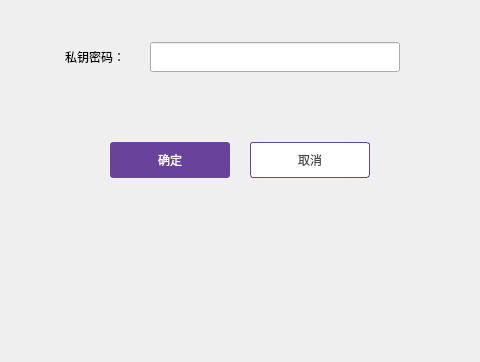
The window that dialog/importenterpwddialog.ui (realm520/gdwcoin) describes before a commit, drawn with Qt 5; both pictures show x 240 to 720 and y 218 to 580 of the 960 by 580 pixel window.
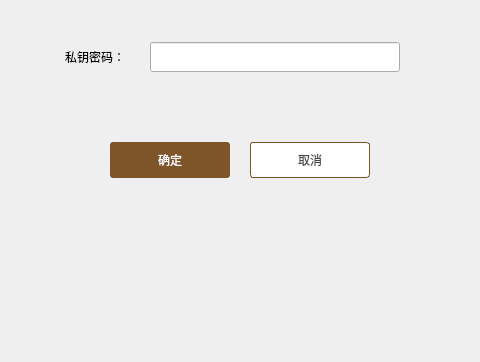
The same window after the commit.

The edit to the form file:
```diff
--- a/dialog/importenterpwddialog.ui
+++ b/dialog/importenterpwddialog.ui
@@ -79,8 +79,8 @@
       <enum>Qt::NoFocus</enum>
      </property>
      <property name="styleSheet">
-      <string notr="true">QToolButton{background-color:#ffffff;color:#484848;border:1px solid rgb(105,67,155);border-radius:3px;}
-QToolButton:hover{color:rgb(105,67,155);}</string>
+      <string notr="true">QToolButton{background-color:#ffffff;color:#484848;border:1px solid rgb(125,85,40);border-radius:3px;}
+QToolButton:hover{color:rgb(125,85,40);}</string>
      </property>
      <property name="text">
       <string>取消</string>
@@ -107,7 +107,7 @@
       <enum>Qt::NoFocus</enum>
      </property>
      <property name="styleSheet">
-      <string notr="true">QToolButton{background-color:rgb(105,67,155);color:#ffffff;border:none;border-radius:3px;}
+      <string notr="true">QToolButton{background-color:rgb(125,85,40);color:#ffffff;border:none;border-radius:3px;}
 QToolButton:hover{background-color:rgb(125,87,180);}
 QToolButton:disabled{background-color:#cecece;}</string>
      </property>
```
